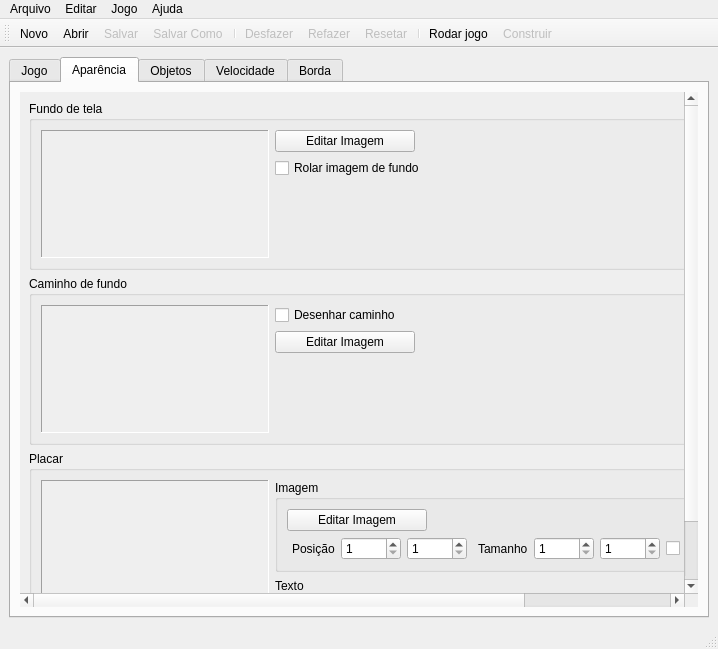
Before: the Qt Designer form src/math_runner/form_main_window.ui in LAD-MathQuest/MathRunner, drawn with Qt 5.
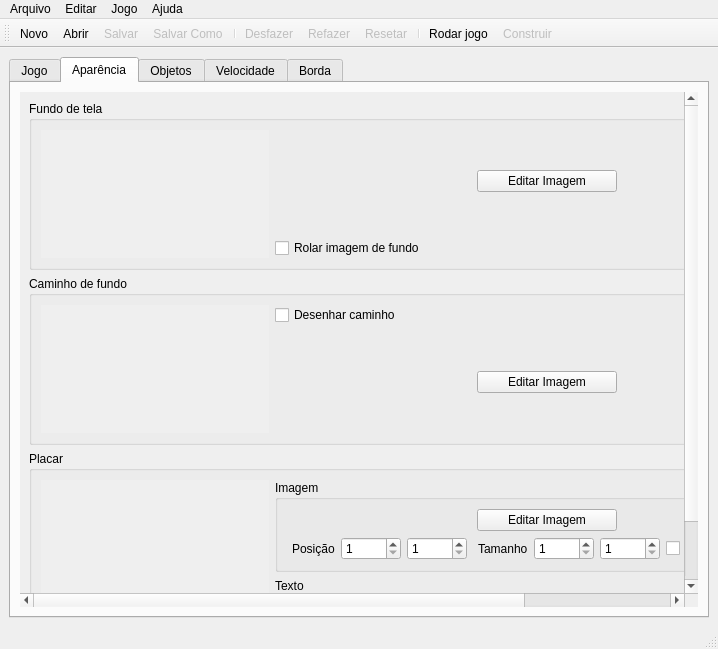
After: the same form once the commit is applied. The open tabs and pages were chosen to show the change. Icons and pictures are not drawn. Custom widgets are drawn as their Qt base class.

Commit message: ajuste no tamanho do botão 'zerar escalas'

What changed in the file:
```diff
--- a/src/math_runner/form_main_window.ui
+++ b/src/math_runner/form_main_window.ui
@@ -380,10 +380,7 @@
         <item>
          <widget class="QScrollArea" name="scrollArea_Appearance">
           <property name="frameShape">
-           <enum>QFrame::Shape::NoFrame</enum>
-          </property>
-          <property name="frameShadow">
-           <enum>QFrame::Shadow::Plain</enum>
+           <enum>QFrame::NoFrame</enum>
           </property>
           <property name="widgetResizable">
            <bool>true</bool>
@@ -393,8 +390,8 @@
             <rect>
              <x>0</x>
              <y>0</y>
-             <width>947</width>
-             <height>661</height>
+             <width>895</width>
+             <height>597</height>
             </rect>
            </property>
            <layout class="QVBoxLayout" name="verticalLayout_13">
@@ -433,7 +430,7 @@
                    <item>
                     <spacer name="horizontalSpacer_9">
                      <property name="orientation">
-                      <enum>Qt::Orientation::Horizontal</enum>
+                      <enum>Qt::Vertical</enum>
                      </property>
                      <property name="sizeHint" stdset="0">
                       <size>
@@ -458,7 +455,7 @@
                     <enum>Qt::Orientation::Vertical</enum>
                    </property>
                    <property name="sizeType">
-                    <enum>QSizePolicy::Policy::Expanding</enum>
+                    <enum>QSizePolicy::Fixed</enum>
                    </property>
                    <property name="sizeHint" stdset="0">
                     <size>
@@ -497,10 +494,7 @@
                   <bool>true</bool>
                  </property>
                  <property name="frameShape">
-                  <enum>QFrame::Shape::Panel</enum>
-                 </property>
-                 <property name="frameShadow">
-                  <enum>QFrame::Shadow::Sunken</enum>
+                  <enum>QFrame::NoFrame</enum>
                  </property>
                  <property name="text">
                   <string/>
@@ -508,9 +502,6 @@
                  <property name="scaledContents">
                   <bool>false</bool>
                  </property>
-                 <property name="alignment">
-                  <set>Qt::AlignmentFlag::AlignCenter</set>
-                 </property>
                  <property name="margin">
                   <number>2</number>
                  </property>
@@ -561,7 +552,7 @@
                    <item>
                     <spacer name="horizontalSpacer_10">
                      <property name="orientation">
-                      <enum>Qt::Orientation::Horizontal</enum>
+                      <enum>Qt::Vertical</enum>
                      </property>
                      <property name="sizeHint" stdset="0">
                       <size>
@@ -579,7 +570,7 @@
                     <enum>Qt::Orientation::Vertical</enum>
                    </property>
                    <property name="sizeType">
-                    <enum>QSizePolicy::Policy::Expanding</enum>
+                    <enum>QSizePolicy::Fixed</enum>
                    </property>
                    <property name="sizeHint" stdset="0">
                     <size>
@@ -618,10 +609,7 @@
                   <bool>true</bool>
                  </property>
                  <property name="frameShape">
-                  <enum>QFrame::Shape::Panel</enum>
-                 </property>
-                 <property name="frameShadow">
-                  <enum>QFrame::Shadow::Sunken</enum>
+                  <enum>QFrame::NoFrame</enum>
                  </property>
                  <property name="text">
                   <string/>
@@ -629,9 +617,6 @@
                  <property name="scaledContents">
                   <bool>false</bool>
                  </property>
-                 <property name="alignment">
-                  <set>Qt::AlignmentFlag::AlignCenter</set>
-                 </property>
                  <property name="margin">
                   <number>2</number>
                  </property>
@@ -675,10 +660,7 @@
                     <bool>true</bool>
                    </property>
                    <property name="frameShape">
-                    <enum>QFrame::Shape::Panel</enum>
-                   </property>
-                   <property name="frameShadow">
-                    <enum>QFrame::Shadow::Sunken</enum>
+                    <enum>QFrame::NoFrame</enum>
                    </property>
                    <property name="text">
                     <string/>
@@ -686,9 +668,6 @@
                    <property name="scaledContents">
                     <bool>false</bool>
                    </property>
-                   <property name="alignment">
-                    <set>Qt::AlignmentFlag::AlignCenter</set>
-                   </property>
                    <property name="margin">
                     <number>2</number>
                    </property>
@@ -746,7 +725,7 @@
                     <enum>Qt::Orientation::Vertical</enum>
                    </property>
                    <property name="sizeType">
-                    <enum>QSizePolicy::Policy::Expanding</enum>
+                    <enum>QSizePolicy::Fixed</enum>
                    </property>
                    <property name="sizeHint" stdset="0">
                     <size>
@@ -790,10 +769,10 @@
                       <item>
                        <spacer name="horizontalSpacer_25">
                         <property name="orientation">
-                         <enum>Qt::Orientation::Horizontal</enum>
+                         <enum>Qt::Vertical</enum>
                         </property>
                         <property name="sizeType">
-                         <enum>QSizePolicy::Policy::Expanding</enum>
+                         <enum>QSizePolicy::Fixed</enum>
                         </property>
                         <property name="sizeHint" stdset="0">
                          <size>
```
Left out of the diff: 137 changed lines with no effect on the pictures.
